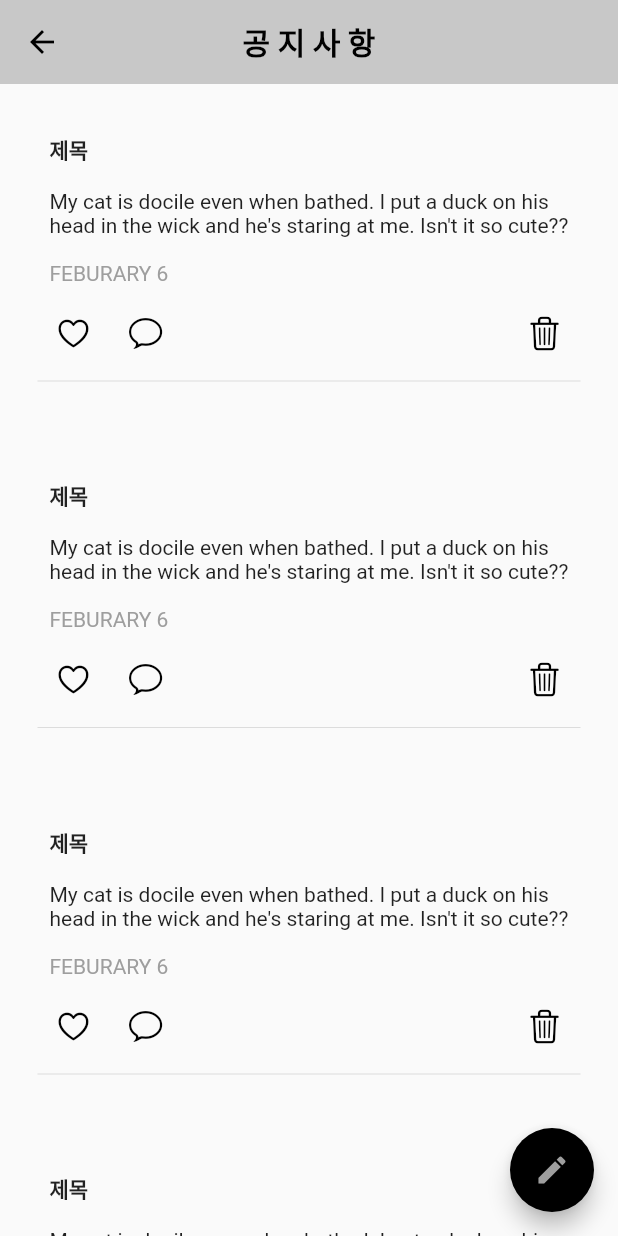
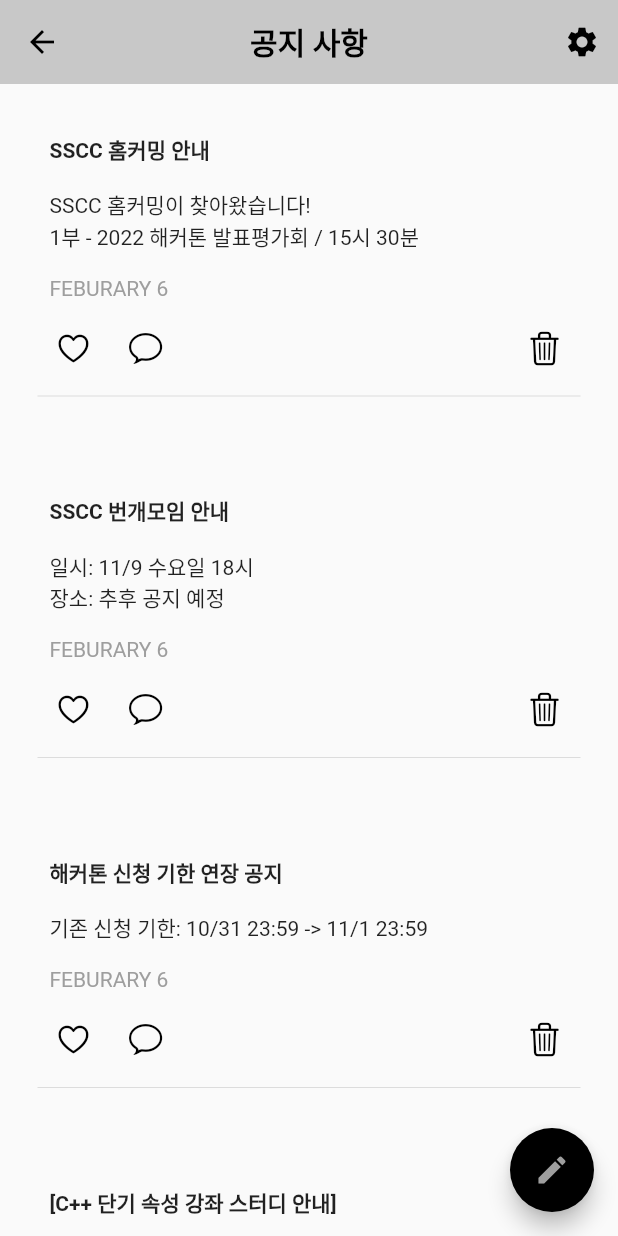
Before and after one commit to ItzTree/NFT-Project1, a Flutter app: the NoticePage screen opened directly, on a phone screen of 412 x 824 dp. Run offline on Flutter 3.47's test engine with Material 2 defaults, Android fonts, the phone set to English and light mode, and no system bars; our stand-ins replace convex_bottom_bar.

Commit message:
Update notice_page.dart

```diff
--- a/lib/notice_page.dart
+++ b/lib/notice_page.dart
@@ -1,40 +1,71 @@
 import 'package:flutter/cupertino.dart';
 import 'package:flutter/material.dart';
+import 'package:sscc_talk/setting_page.dart';
 
+import 'change_info.dart';
 import 'comment_popup.dart';
 import 'main.dart';
+import 'main_body.dart';
+import 'mainbody.dart';
 
 class NoticePage extends StatelessWidget {
-  const NoticePage({super.key});
+  const NoticePage({Key? key}) : super(key: key);
 
   @override
   Widget build(BuildContext context) {
+    final List<String> textms = [
+      "SSCC 홈커밍 안내",
+      "SSCC 번개모임 안내",
+      "해커톤 신청 기한 연장 공지",
+      "[C++ 단기 속성 강좌 스터디 안내]"
+    ];
+    final List<String> textms2 = [
+      "SSCC 홈커밍이 찾아왔습니다! \n1부 - 2022 해커톤 발표평가회 / 15시 30분",
+      "일시: 11/9 수요일 18시 \n장소: 추후 공지 예정",
+      "기존 신청 기한: 10/31 23:59 -> 11/1 23:59",
+      "안녕하세요 여러분 AI유압학부 김민규와 C++단기 속성 강좌 스터디를 함께 하실 분들을 모집합니다. 많은 참여 바랍니다."
+    ];
+
     return Scaffold(
       appBar: AppBar(
         leading: IconButton(
             onPressed: () {
-              Navigator.pop(context);
+              Navigator.push(
+                  context, MaterialPageRoute(builder: (_) => MainBody()));
             },
             icon: Icon(
               Icons.arrow_back,
               color: Colors.black,
             )),
         title: Text(
-          '공 지 사 항',
+          '공지 사항',
           style: TextStyle(color: Colors.black, fontWeight: FontWeight.bold),
         ),
         centerTitle: true,
         elevation: 0,
         backgroundColor: sscctalkPrimaryColor,
+        actions: [
+          IconButton(
+            icon: Icon(Icons.settings),
+            color: Colors.black,
+            onPressed: (() {
+              Navigator.push(
+                context,
+                MaterialPageRoute(builder: (_) => SettingPage()),
+              );
+            }),
+          ),
+        ],
       ),
       body: ListView.builder(
-        itemCount: 10,
+        itemCount: textms.length,
         itemBuilder: (context, index) {
-          return Feed();
+          String textm = textms[index];
+          String textm2 = textms2[index];
+          return Feed(txtmessage: textm, txtmessage2: textm2);
         },
       ),
       floatingActionButton: FloatingActionButton(
-        heroTag: 'postFAB',
         onPressed: () {
           Navigator.push(
             context,
@@ -55,7 +86,12 @@ class NoticePage extends StatelessWidget {
 class Feed extends StatefulWidget {
   const Feed({
     Key? key,
+    required this.txtmessage,
+    required this.txtmessage2,
   }) : super(key: key);
+
+  final String txtmessage;
+  final String txtmessage2;
 
   // 이미지를 담을 변수    아래가 private한 클래스여서!
   @override
@@ -76,7 +112,7 @@ class _FeedState extends State<Feed> {
           Padding(
             padding: const EdgeInsets.all(8.0),
             child: Text(
-              "제목",
+              widget.txtmessage,
               style: TextStyle(
                 fontWeight: FontWeight.bold,
               ),
@@ -87,7 +123,7 @@ class _FeedState extends State<Feed> {
           Padding(
             padding: const EdgeInsets.all(8.0),
             child: Text(
-              "My cat is docile even when bathed. I put a duck on his head in the wick and he's staring at me. Isn't it so cute??",
+              widget.txtmessage2,
             ),
           ),
 
@@ -102,6 +138,7 @@ class _FeedState extends State<Feed> {
             ),
           ),
           Row(
+            //아이콘들
             children: [
               IconButton(
                 icon: Icon(
@@ -175,7 +212,7 @@ class Messagetext extends StatelessWidget {
                 "글쓰기",
                 style: TextStyle(
                   fontWeight: FontWeight.w900,
-                  fontSize: 28,
+                  fontSize: 32,
                 ),
               ),
               SizedBox(height: 15),
@@ -196,7 +233,7 @@ class Messagetext extends StatelessWidget {
                 ),
               ),
               Container(
-                height: 120,
+                height: 150,
                 width: 500,
                 child: SizedBox(
                   child: TextField(
@@ -218,27 +255,18 @@ class Messagetext extends StatelessWidget {
               //   },
               //   title: Text("작성"),
               // ),
-              //SizedBox(height: 10),
-              Center(
-                child: SizedBox(
-                  width: 200,
-                  height: 40,
-                  child: ElevatedButton(
+              SizedBox(height: 200),
+              Row(
+                children: [
+                  Spacer(),
+                  ElevatedButton(
                       onPressed: () {
                         Navigator.pop(context);
                       },
-                      style: ElevatedButton.styleFrom(
-                          primary: sscctalkPrimaryColor, elevation: 0),
-                      child: Text(
-                        "작성하기",
-                        style: TextStyle(
-                          color: Colors.black,
-                          fontSize: 15,
-                          fontWeight: FontWeight.bold,
-                        ),
-                      )),
-                ),
-              )
+                      style: ElevatedButton.styleFrom(primary: Colors.blueGrey),
+                      child: Text("작성"))
+                ],
+              ),
               // Container(
               //   width: 100,
               //   child: ElevatedButton(
```
